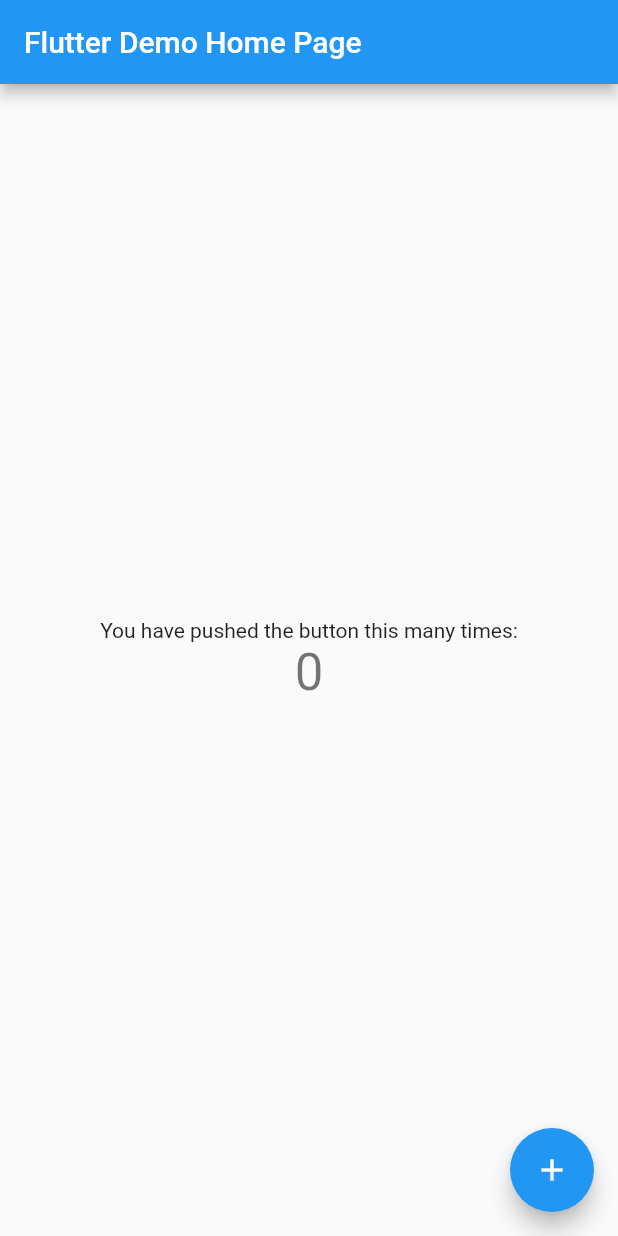
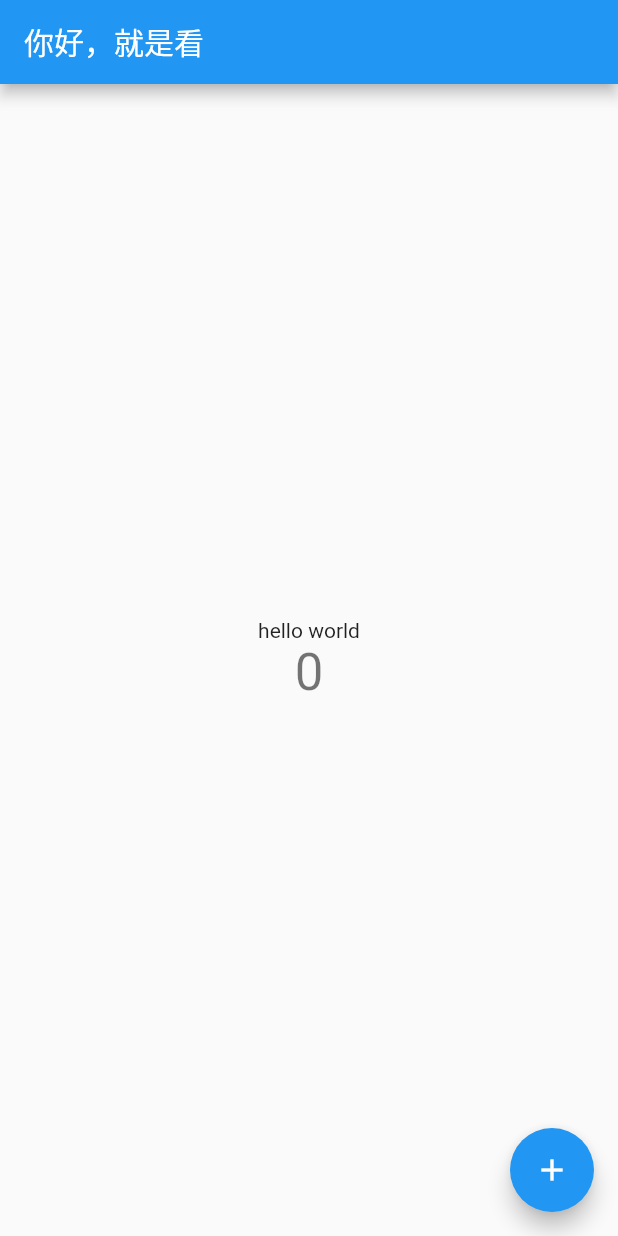
Before and after one commit to znineZe/flutter_practice, a Flutter app: the screen it shows after launch, on a phone screen of 412 x 824 dp. Run offline on Flutter 3.47's test engine with Material 2 defaults, Android fonts, the phone set to English and light mode, and no system bars.

Commit message:
first update

```diff
--- a/lib/main.dart
+++ b/lib/main.dart
@@ -9,7 +9,7 @@ class MyApp extends StatelessWidget {
   @override
   Widget build(BuildContext context) {
     return MaterialApp(
-      title: 'Flutter Demo',
+      title: 'flutter项目',
       theme: ThemeData(
         // This is the theme of your application.
         //
@@ -26,7 +26,7 @@ class MyApp extends StatelessWidget {
         // closer together (more dense) than on mobile platforms.
         visualDensity: VisualDensity.adaptivePlatformDensity,
       ),
-      home: MyHomePage(title: 'Flutter Demo Home Page'),
+      home: MyHomePage(title: '你好，就是看'),
     );
   }
 }
@@ -98,7 +98,7 @@ class _MyHomePageState extends State<MyHomePage> {
           mainAxisAlignment: MainAxisAlignment.center,
           children: <Widget>[
             Text(
-              'You have pushed the button this many times:',
+              'hello world',
             ),
             Text(
               '$_counter',
```
Also changed, not shown: 2 other files.
